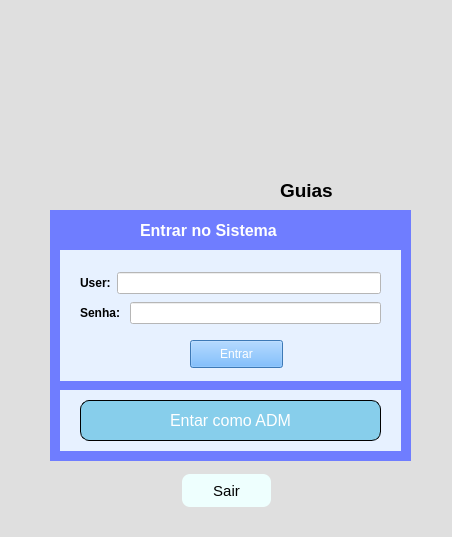
Old version of the form Guia_adm/ui/tela_login.ui in the repository lannyily/POO2.
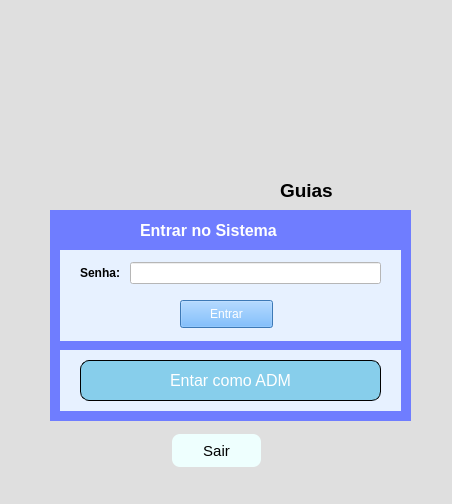
New version of the form. Icons and pictures are not drawn.

```diff
--- a/Guia_adm/ui/tela_login.ui
+++ b/Guia_adm/ui/tela_login.ui
@@ -7,7 +7,7 @@
     <x>0</x>
     <y>0</y>
     <width>452</width>
-    <height>537</height>
+    <height>504</height>
    </rect>
   </property>
   <property name="windowTitle">
@@ -63,7 +63,7 @@
       <x>50</x>
       <y>210</y>
       <width>361</width>
-      <height>251</height>
+      <height>211</height>
      </rect>
     </property>
     <property name="styleSheet">
@@ -75,7 +75,7 @@
        <x>10</x>
        <y>40</y>
        <width>341</width>
-       <height>131</height>
+       <height>91</height>
       </rect>
      </property>
      <property name="styleSheet">
@@ -84,8 +84,8 @@
      <widget class="QPushButton" name="pushButton">
       <property name="geometry">
        <rect>
-        <x>130</x>
-        <y>90</y>
+        <x>120</x>
+        <y>50</y>
         <width>93</width>
         <height>28</height>
        </rect>
@@ -102,40 +102,7 @@
       <property name="geometry">
        <rect>
         <x>20</x>
-        <y>20</y>
-        <width>301</width>
-        <height>26</height>
-       </rect>
-      </property>
-      <layout class="QHBoxLayout" name="horizontalLayout">
-       <item>
-        <widget class="QLabel" name="label_4">
-         <property name="font">
-          <font>
-           <pointsize>9</pointsize>
-           <weight>75</weight>
-           <bold>true</bold>
-          </font>
-         </property>
-         <property name="text">
-          <string>User:</string>
-         </property>
-        </widget>
-       </item>
-       <item>
-        <widget class="QLineEdit" name="lineEdit_user">
-         <property name="styleSheet">
-          <string notr="true">background-color: rgb(255, 255, 255);</string>
-         </property>
-        </widget>
-       </item>
-      </layout>
-     </widget>
-     <widget class="QWidget" name="layoutWidget">
-      <property name="geometry">
-       <rect>
-        <x>20</x>
-        <y>50</y>
+        <y>10</y>
         <width>301</width>
         <height>26</height>
        </rect>
@@ -195,7 +162,7 @@
      <property name="geometry">
       <rect>
        <x>10</x>
-       <y>180</y>
+       <y>140</y>
        <width>341</width>
        <height>61</height>
       </rect>
@@ -247,8 +214,8 @@
    <widget class="QPushButton" name="pushButton_2">
     <property name="geometry">
      <rect>
-      <x>180</x>
-      <y>470</y>
+      <x>170</x>
+      <y>430</y>
       <width>93</width>
       <height>41</height>
      </rect>
```
